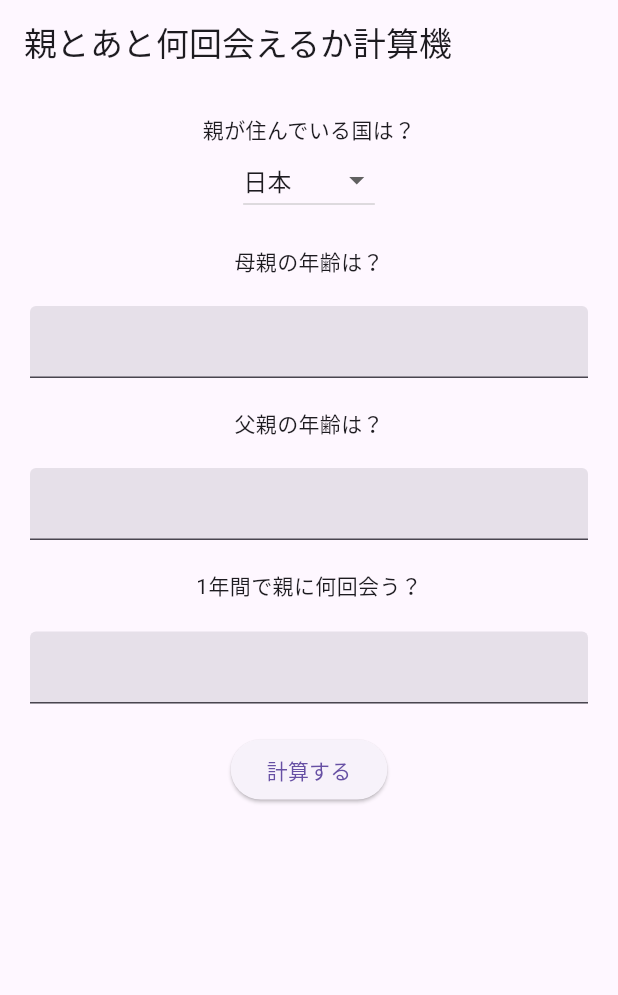
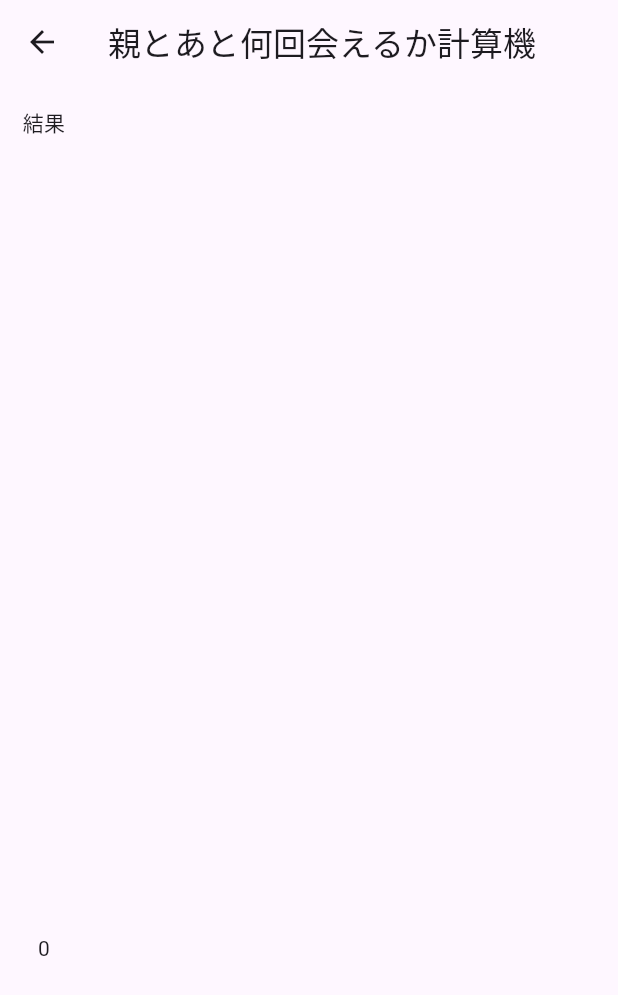
Before and after one commit to netmullet/folks_countdown_app, a Flutter app: the screen it shows after launch, after a tap on "計算する", on a phone screen of 412 x 824 dp. Shown: the top 995 px of the screen. Run offline on Flutter 3.47's test engine with Material 3 defaults, Android fonts, the phone set to English and light mode, and no system bars.

Commit message:
Pass data to another page

```diff
--- a/lib/screens/input_page.dart
+++ b/lib/screens/input_page.dart
@@ -2,6 +2,7 @@ import 'package:flutter/material.dart';
 import 'package:flutter/services.dart';
 import 'package:your_parents/components/reusable_form.dart';
 import 'package:your_parents/components/country_form.dart';
+import 'package:your_parents/screens/result_page.dart';
 
 class InputPage extends StatefulWidget {
   @override
@@ -19,6 +20,14 @@ class _InputPageState extends State<InputPage> {
   int fathersAge = 0;
   int frequency = 0;
 
+  int calculateDaysLeft() {
+    if (averageLifespans.containsKey(selectedCountry)) {
+      int daysLeft = averageLifespans[selectedCountry]! - ((mothersAge + fathersAge) / 2).round();
+      return frequency * daysLeft;
+    } else {
+      return 0;
+    }
+  }
 
   @override
   Widget build(BuildContext context) {
@@ -53,13 +62,13 @@ class _InputPageState extends State<InputPage> {
           ),
           Column(
             children: [
-              Text('母親の年齢は？'),
+              const Text('母の年齢を入力してください'),
               Container(
                 padding: EdgeInsets.all(20.0),
                 child: TextField(
                   keyboardType: TextInputType.number,
                   inputFormatters: [FilteringTextInputFormatter.digitsOnly],
-                  decoration: InputDecoration(
+                  decoration: const InputDecoration(
                     filled: true,
                   ),
                   onChanged: (String value) {
@@ -69,13 +78,13 @@ class _InputPageState extends State<InputPage> {
                   },
                 ),
               ),
-              Text('父親の年齢は？'),
+              const Text('父の年齢を入力してください'),
               Container(
                 padding: EdgeInsets.all(20.0),
                 child: TextField(
                   keyboardType: TextInputType.number,
                   inputFormatters: [FilteringTextInputFormatter.digitsOnly],
-                  decoration: InputDecoration(
+                  decoration: const InputDecoration(
                     filled: true,
                   ),
                   onChanged: (String value) {
@@ -103,7 +112,18 @@ class _InputPageState extends State<InputPage> {
               ),
             ],
           ),
-          ElevatedButton(onPressed: () {}, child: Text('計算する')),
+          ElevatedButton(
+              onPressed: () {
+
+
+                Navigator.push(
+                  context,
+                  MaterialPageRoute(
+                    builder: (context) => ResultPage(result: calculateDaysLeft().toString()),
+                  ),
+                );
+              },
+              child: const Text('計算する')),
         ],
       ),
     );
--- /dev/null
+++ b/lib/screens/result_page.dart
@@ -0,0 +1,46 @@
+import 'package:flutter/material.dart';
+
+class ResultPage extends StatefulWidget {
+
+  ResultPage({required this.result});
+
+  final String result;
+
+  @override
+  State<ResultPage> createState() => _ResultPageState();
+}
+
+class _ResultPageState extends State<ResultPage> {
+  @override
+  Widget build(BuildContext context) {
+    return Scaffold(
+      appBar: AppBar(
+        title: const Text('親とあと何回会えるか計算機'),
+      ),
+      body: Column(
+        children: [
+          Expanded(
+            child: Container(
+              padding: EdgeInsets.all(15.0),
+              // alignment: Alignment.bottomLeft,
+              child: const Text(
+                '結果',
+              ),
+            ),
+          ),
+          Expanded(
+            child: Container(
+              child: Column(
+                mainAxisAlignment: MainAxisAlignment.spaceEvenly,
+                crossAxisAlignment: CrossAxisAlignment.center,
+                children: [
+                  Text(widget.result),
+                ],
+              ),
+            ),
+          ),
+        ],
+      ),
+    );
+  }
+}
```
